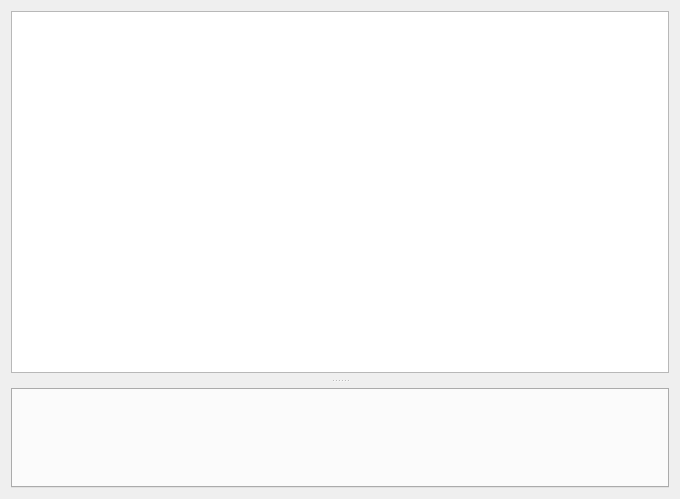
The window that src/multiserialviewer/ui_files/serialViewerWindow.ui (shaag7967/multiserialviewer) describes before a commit, drawn with Qt 5.
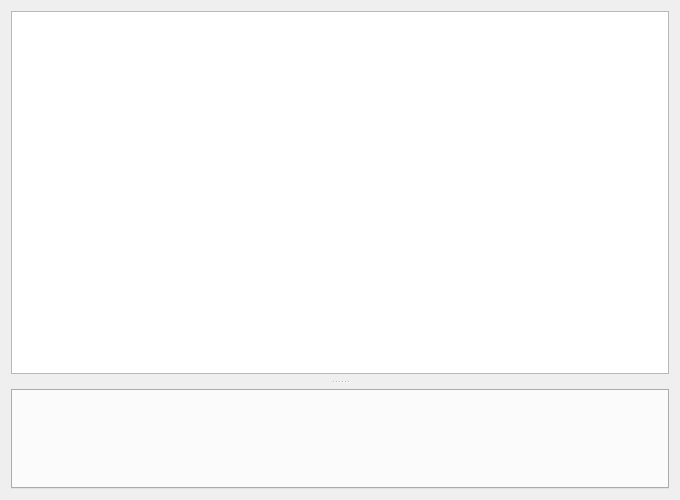
The same window after the commit. Custom widgets are drawn as their Qt base class.

Patch:
```diff
--- a/src/multiserialviewer/ui_files/serialViewerWindow.ui
+++ b/src/multiserialviewer/ui_files/serialViewerWindow.ui
@@ -7,7 +7,7 @@
     <x>0</x>
     <y>0</y>
     <width>680</width>
-    <height>499</height>
+    <height>500</height>
    </rect>
   </property>
   <property name="windowTitle">
```
Left out of the diff: 2 changed lines with no effect on the pictures.
